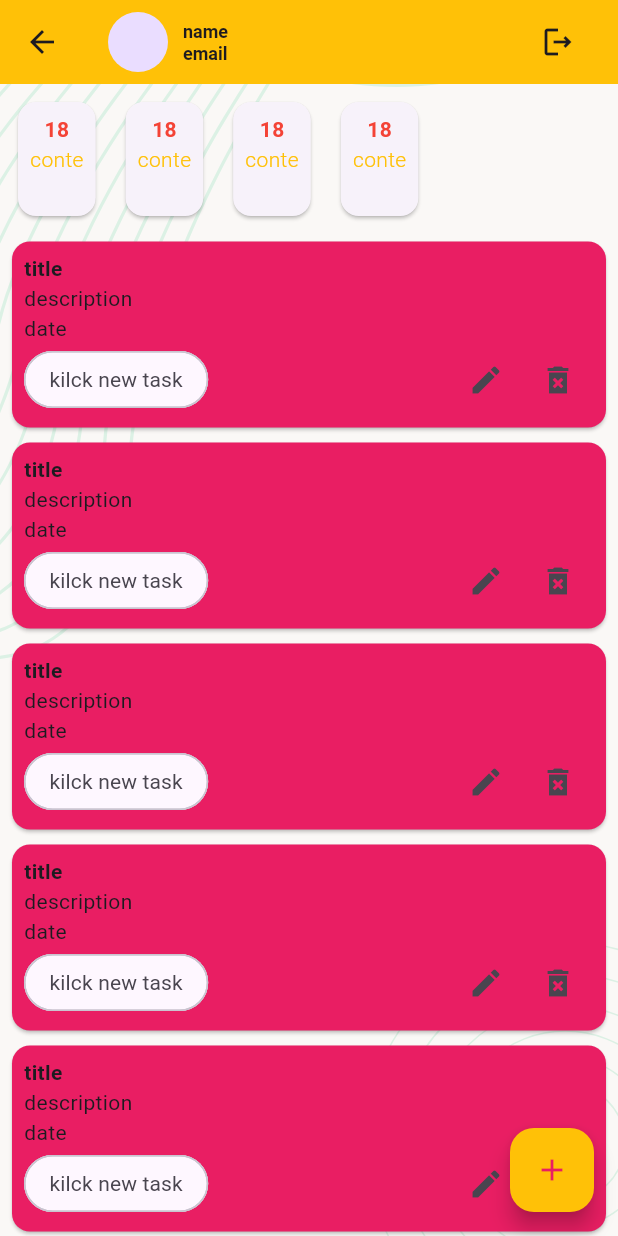
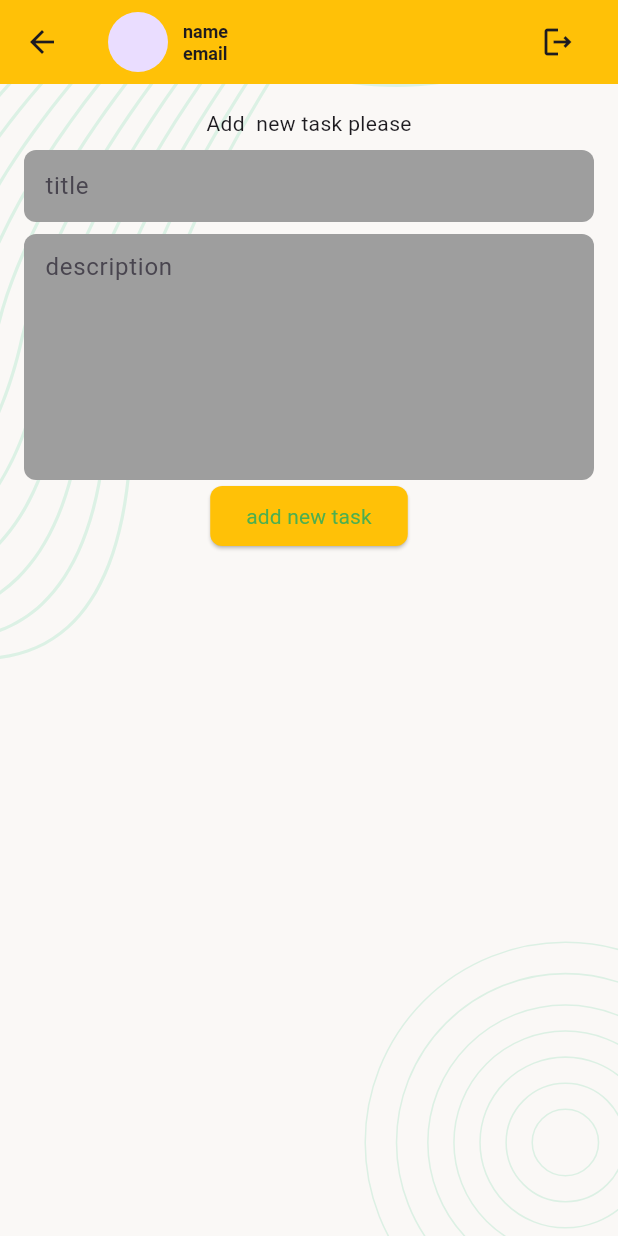
Before and after one commit to susandanne/Task_Manager_Project_in_Flutter, a Flutter app: the NewTask screen opened directly, after a tap on the "add" icon, on a phone screen of 412 x 824 dp. Run offline on Flutter 3.47's test engine with Material 3 defaults, Android fonts, the phone set to English and light mode, and no system bars; our stand-ins replace flutter_svg, pin_code_fields; missing offline and left inert: fvm.

Commit message:
New ADD screen,

```diff
--- /dev/null
+++ b/lib/presentation/screens/add_newtask_created_screens.dart
@@ -0,0 +1,64 @@
+import 'package:flutter/material.dart';
+import 'package:task_manager_project_in_flutter/presentation/widgets/backGroundWidget.dart';
+import 'package:task_manager_project_in_flutter/presentation/widgets/profileLogoAppBarWidget.dart';
+
+class AddNewTaskCreated extends StatefulWidget {
+  const AddNewTaskCreated({super.key});
+
+  @override
+  State<AddNewTaskCreated> createState() => _AddNewTaskCreatedState();
+}
+
+class _AddNewTaskCreatedState extends State<AddNewTaskCreated> {
+  final TextEditingController _textEditingControllertitle =
+      TextEditingController();
+  final TextEditingController _textEditingControllerdescription =
+      TextEditingController();
+  final GlobalKey<FormState> _key = GlobalKey<FormState>();
+
+  @override
+  Widget build(BuildContext context) {
+    return Scaffold(
+      appBar: profileAppBar,
+      body: backGroundWidget(
+        child: Form(
+          key: _key,
+          child: Padding(
+            padding: const EdgeInsets.all(16.0),
+            child: Column(
+              children: [
+                Text('Add  new task please'),
+                SizedBox(
+                  height: 8,
+                ),
+                TextFormField(
+                  controller: _textEditingControllertitle,
+                  decoration: InputDecoration(hintText: 'title'),
+                ),  SizedBox(
+                  height: 8,
+                ),
+                TextFormField(
+                  controller: _textEditingControllerdescription,
+                  maxLines: 6,
+                  decoration: InputDecoration(hintText: 'description'),
+                ),
+                ElevatedButton(
+                    onPressed: () {
+                      Navigator.pop(context);
+                    },
+                    child: Text('add new task'))
+              ],
+            ),
+          ),
+        ),
+      ),
+    );
+  }
+
+  @override
+  void dispose() {
+    _textEditingControllertitle.dispose();
+    _textEditingControllerdescription.dispose();
+    super.dispose();
+  }
+}
--- a/lib/presentation/screens/newTask_screens.dart
+++ b/lib/presentation/screens/newTask_screens.dart
@@ -1,4 +1,5 @@
 import 'package:flutter/material.dart';
+import 'package:task_manager_project_in_flutter/presentation/screens/add_newtask_created_screens.dart';
 import 'package:task_manager_project_in_flutter/presentation/utilitites/Colors_App.dart';
 import 'package:task_manager_project_in_flutter/presentation/widgets/backGroundWidget.dart';
 import 'package:task_manager_project_in_flutter/presentation/widgets/profileLogoAppBarWidget.dart';
@@ -31,7 +32,9 @@ class _NewTaskState extends State<NewTask> {
           ],
         ) ,
       ),
-      floatingActionButton: FloatingActionButton(onPressed: () {},
+      floatingActionButton: FloatingActionButton(onPressed: () {
+        Navigator.push(context, MaterialPageRoute(builder: (context)=>AddNewTaskCreated()));
+      },
         backgroundColor: AppColor.ThemeColor,
       child: Icon(Icons.add,color: Colors.pink,),),
     );
```
